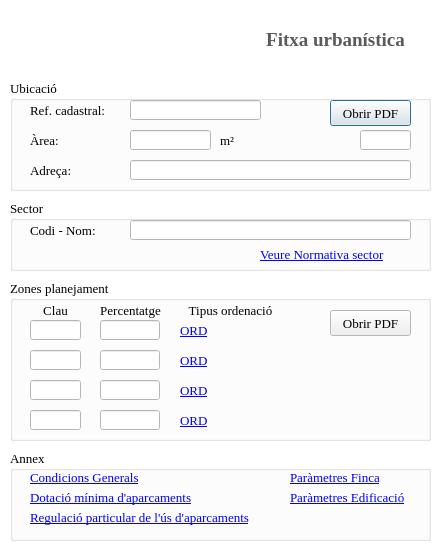
Qt form src/form.ui (daviderill/gis_sjv) before a commit.
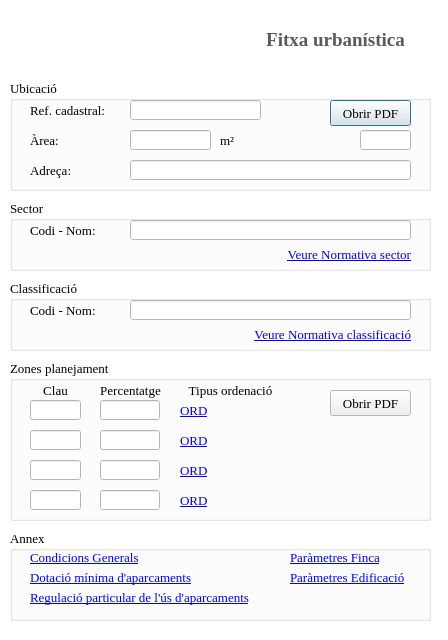
The same form after that commit. Icons and pictures are not drawn.

Commit message: Add 'classificacio' into the form

What changed in the file:
```diff
--- a/src/form.ui
+++ b/src/form.ui
@@ -7,7 +7,7 @@
     <x>0</x>
     <y>0</y>
     <width>448</width>
-    <height>559</height>
+    <height>640</height>
    </rect>
   </property>
   <property name="sizePolicy">
@@ -406,7 +406,7 @@
    <property name="geometry">
     <rect>
      <x>10</x>
-     <y>280</y>
+     <y>360</y>
      <width>421</width>
      <height>161</height>
     </rect>
@@ -678,7 +678,7 @@
    <property name="geometry">
     <rect>
      <x>10</x>
-     <y>450</y>
+     <y>530</y>
      <width>421</width>
      <height>91</height>
     </rect>
@@ -909,6 +909,9 @@
     <property name="text">
      <string>&lt;a href='condicions_generals.htm'&gt;Veure Normativa sector&lt;/a&gt;</string>
     </property>
+    <property name="alignment">
+     <set>Qt::AlignRight|Qt::AlignTrailing|Qt::AlignVCenter</set>
+    </property>
    </widget>
    <widget class="QLabel" name="label_9">
     <property name="geometry">
@@ -924,6 +927,81 @@
     </property>
    </widget>
   </widget>
+  <widget class="QGroupBox" name="gbClass">
+   <property name="geometry">
+    <rect>
+     <x>10</x>
+     <y>280</y>
+     <width>421</width>
+     <height>71</height>
+    </rect>
+   </property>
+   <property name="font">
+    <font>
+     <pointsize>10</pointsize>
+    </font>
+   </property>
+   <property name="title">
+    <string>Classificació</string>
+   </property>
+   <widget class="QLineEdit" name="txtClass">
+    <property name="enabled">
+     <bool>false</bool>
+    </property>
+    <property name="geometry">
+     <rect>
+      <x>120</x>
+      <y>20</y>
+      <width>281</width>
+      <height>20</height>
+     </rect>
+    </property>
+   </widget>
+   <widget class="QLabel" name="lblClass">
+    <property name="geometry">
+     <rect>
+      <x>210</x>
+      <y>45</y>
+      <width>191</width>
+      <height>20</height>
+     </rect>
+    </property>
+    <property name="font">
+     <font>
+      <pointsize>10</pointsize>
+      <underline>false</underline>
+     </font>
+    </property>
+    <property name="cursor">
+     <cursorShape>PointingHandCursor</cursorShape>
+    </property>
+    <property name="mouseTracking">
+     <bool>true</bool>
+    </property>
+    <property name="focusPolicy">
+     <enum>Qt::ClickFocus</enum>
+    </property>
+    <property name="text">
+     <string>&lt;a href='condicions_generals.htm'&gt;Veure Normativa classificació&lt;/a&gt;</string>
+    </property>
+    <property name="alignment">
+     <set>Qt::AlignRight|Qt::AlignTrailing|Qt::AlignVCenter</set>
+    </property>
+   </widget>
+   <widget class="QLabel" name="label_11">
+    <property name="geometry">
+     <rect>
+      <x>20</x>
+      <y>20</y>
+      <width>91</width>
+      <height>21</height>
+     </rect>
+    </property>
+    <property name="text">
+     <string>Codi - Nom:</string>
+    </property>
+   </widget>
+  </widget>
  </widget>
  <resources/>
  <connections/>
```
Left out of the diff: 6 changed lines with no effect on the pictures. The commit also changes 1 other file.
